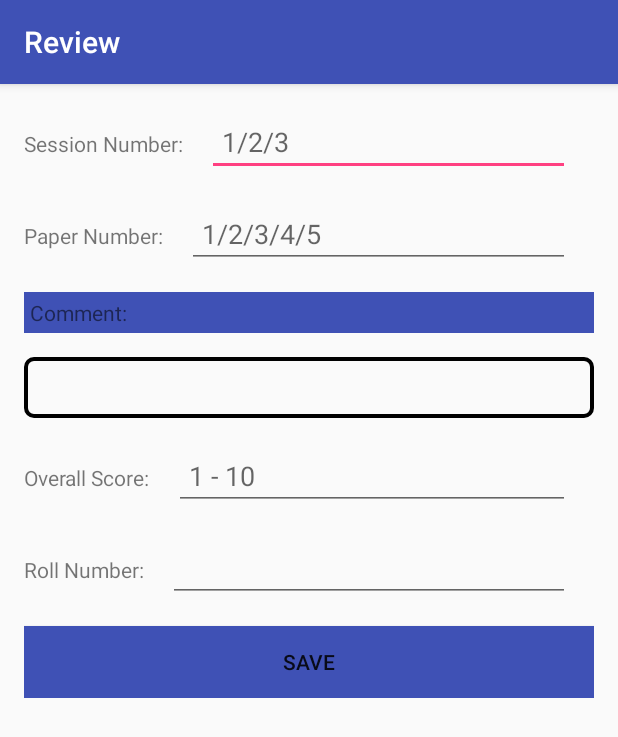
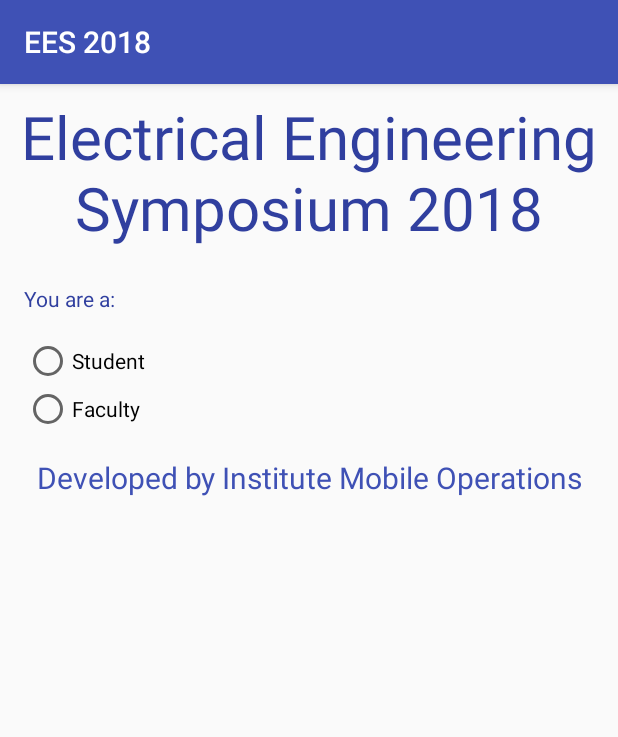
Before and after one commit to omkarpatil18/Review, an Android app: the screen it shows after launch (MainActivity before the commit, SplashActivity after it), on a phone screen of 412 x 824 dp. Shown: the top 737 px of the screen. Run offline under Robolectric (Android 15) with nearby library versions, the phone set to English and light mode, and no system bars.

Commit message:
basic changes

```diff
--- a/app/src/main/AndroidManifest.xml
+++ b/app/src/main/AndroidManifest.xml
@@ -13,6 +13,11 @@
         <activity
             android:name=".MainActivity"
             android:label="@string/app_name">
+        </activity>
+
+        <activity
+            android:name=".SplashActivity"
+            android:label="@string/app_name">
             <intent-filter>
                 <action android:name="android.intent.action.MAIN" />
 
--- a/app/src/main/java/in/co/op45/review/MainActivity.java
+++ b/app/src/main/java/in/co/op45/review/MainActivity.java
@@ -2,32 +2,21 @@ package in.co.op45.review;
 
 import android.app.ProgressDialog;
 import android.content.Context;
-import android.content.Intent;
 import android.content.SharedPreferences;
 import android.os.Bundle;
-import android.support.annotation.NonNull;
-import android.support.design.widget.BottomNavigationView;
 import android.support.design.widget.Snackbar;
 import android.support.v4.widget.NestedScrollView;
 import android.support.v7.app.AppCompatActivity;
-import android.text.method.ScrollingMovementMethod;
 import android.util.JsonReader;
 import android.util.Log;
-import android.view.MenuItem;
 import android.view.View;
 import android.widget.Button;
 import android.widget.EditText;
-import android.widget.Scroller;
-import android.widget.TextView;
-import android.widget.Toast;
 
 import com.android.volley.Request;
 import com.android.volley.Response;
 import com.android.volley.VolleyError;
 import com.android.volley.toolbox.StringRequest;
-
-import org.json.JSONException;
-import org.json.JSONObject;
 
 import java.io.ByteArrayInputStream;
 import java.io.IOException;
@@ -35,29 +24,20 @@ import java.io.InputStream;
 import java.io.InputStreamReader;
 import java.io.UnsupportedEncodingException;
 import java.nio.charset.Charset;
-import java.text.SimpleDateFormat;
-import java.util.Date;
 import java.util.HashMap;
 import java.util.Map;
 
 public class MainActivity extends AppCompatActivity implements View.OnClickListener{
 
+    SharedPreferences sharedPref;
+    String url = "https://students.iitm.ac.in/studentsapp/put_review.php";
     private EditText et_session;
     private EditText et_paper;
-    private EditText et_comment;
     private EditText et_score;
-    private EditText et_rollno;
     private Button bn_save;
     private InputStream stream;
     private NestedScrollView scrollview;
     private ProgressDialog dialog;
-
-
-
-    SharedPreferences sharedPref;
-
-
-    String url = "https://students.iitm.ac.in/studentsapp/put_review.php";
 
     @Override
     protected void onCreate(Bundle savedInstanceState) {
@@ -68,9 +48,7 @@ public class MainActivity extends AppCompatActivity implements View.OnClickListe
 
         et_session = findViewById(R.id.session);
         et_paper =  findViewById(R.id.paper);
-        et_comment =  findViewById(R.id.comment);
         et_score = findViewById(R.id.score);
-        et_rollno =  findViewById(R.id.rollno);
         bn_save= findViewById(R.id.save);
         scrollview = findViewById(R.id.scroll);
 
@@ -92,11 +70,9 @@ public class MainActivity extends AppCompatActivity implements View.OnClickListe
 
         final String session = et_session.getText().toString();
         final String paper = et_paper.getText().toString();
-        final String comment = et_comment.getText().toString();
         final String score = et_score.getText().toString();
-        final String rollno = et_rollno.getText().toString();
 
-        if (session.equals("") || paper.equals("")|| comment.equals("")|| score.equals("")|| rollno.equals("")) makeSnackbar("Empty field");
+        if (session.equals("") || paper.equals("") || score.equals("")) makeSnackbar("Empty field");
         else if (!(Integer.parseInt(session)==1 || Integer.parseInt(session)==2 || Integer.parseInt(session)==3))  makeSnackbar("Incorrect session number");
         else if (!(Integer.parseInt(paper)>0 && Integer.parseInt(paper)<6))  makeSnackbar("Incorrect paper number");
         else if (!(Integer.parseInt(score)>0 && Integer.parseInt(score)<11))  makeSnackbar("Overall score should be between 1 and 10");
@@ -130,9 +106,7 @@ public class MainActivity extends AppCompatActivity implements View.OnClickListe
                                 String status = reader.nextString();
                                 if (status.equals("1")) {
                                     makeSnackbar("Review saved");
-                                    et_comment.setText("");
                                     et_paper.setText("");
-                                    et_rollno.setText("");
                                     et_score.setText("");
                                     et_session.setText("");
 
@@ -186,13 +160,15 @@ public class MainActivity extends AppCompatActivity implements View.OnClickListe
             }) {
                 @Override
                 protected Map<String, String> getParams() {
+
+                    SharedPreferences sharedPref = MainActivity.this.getPreferences(Context.MODE_PRIVATE);
+                    int type = sharedPref.getInt(getString(R.string.type), 0);
                     Map<String, String> params = new HashMap<>();
 
                     params.put("SESSION", session);
                     params.put("PAPER", paper);
-                    params.put("ROLL_NO", rollno);
-                    params.put("COMMENT", comment);
                     params.put("SCORE", score);
+                    params.put("TYPE", "" + type);
                     return params;
                 }
             };
--- /dev/null
+++ b/app/src/main/java/in/co/op45/review/SplashActivity.java
@@ -0,0 +1,59 @@
+package in.co.op45.review;
+
+import android.content.Context;
+import android.content.Intent;
+import android.content.SharedPreferences;
+import android.os.Bundle;
+import android.support.v7.app.AppCompatActivity;
+import android.view.View;
+import android.widget.RadioButton;
+
+/**
+ * Created by DELL on 2/22/2018.
+ */
+
+public class SplashActivity extends AppCompatActivity {
+
+    private SharedPreferences sharedPref;
+
+    @Override
+    protected void onCreate(Bundle savedInstanceState) {
+        super.onCreate(savedInstanceState);
+        setContentView(R.layout.activity_splash);
+        sharedPref = this.getPreferences(Context.MODE_PRIVATE);
+        int type = sharedPref.getInt(getString(R.string.type), -1);
+        if (type != -1) {
+            Intent intent = new Intent(this, MainActivity.class);
+            startActivity(intent);
+        }
+    }
+
+    public void onRadioButtonClicked(View view) {
+        // Is the button now checked?
+        boolean checked = ((RadioButton) view).isChecked();
+        SharedPreferences.Editor editor = sharedPref.edit();
+
+        // Check which radio button was clicked
+        switch (view.getId()) {
+            case R.id.radio_faculty:
+                if (checked) {
+                    // Pirates are the best
+                    editor.putInt(getString(R.string.type), 1);
+                    editor.apply();
+                    Intent intent = new Intent(this, MainActivity.class);
+                    startActivity(intent);
+                    break;
+                }
+
+            case R.id.radio_student:
+                if (checked) {
+                    // Ninjas rule
+                    editor.putInt(getString(R.string.type), 0);
+                    editor.apply();
+                    Intent intent = new Intent(this, MainActivity.class);
+                    startActivity(intent);
+                    break;
+                }
+        }
+    }
+}
--- a/app/src/main/res/layout/activity_main.xml
+++ b/app/src/main/res/layout/activity_main.xml
@@ -1,21 +1,21 @@
 <?xml version="1.0" encoding="utf-8"?>
-<android.support.v4.widget.NestedScrollView android:layout_height="wrap_content"
-    xmlns:android="http://schemas.android.com/apk/res/android"
+<android.support.v4.widget.NestedScrollView xmlns:android="http://schemas.android.com/apk/res/android"
     xmlns:tools="http://schemas.android.com/tools"
+    android:id="@+id/scroll"
     android:layout_width="match_parent"
-    android:id="@+id/scroll"
+    android:layout_height="wrap_content"
     android:scrollbarStyle="outsideOverlay">
 
     <LinearLayout xmlns:android="http://schemas.android.com/apk/res/android"
         android:layout_width="match_parent"
         android:layout_height="wrap_content"
-        android:orientation="vertical"
+        android:layout_marginBottom="@dimen/activity_bottom_margin"
+        android:layout_marginEnd="@dimen/activity_horizontal_margin"
         android:layout_marginLeft="@dimen/activity_horizontal_margin"
+        android:layout_marginRight="@dimen/activity_horizontal_margin"
         android:layout_marginStart="@dimen/activity_horizontal_margin"
         android:layout_marginTop="@dimen/activity_vertical_margin"
-        android:layout_marginRight="@dimen/activity_horizontal_margin"
-        android:layout_marginEnd="@dimen/activity_horizontal_margin"
-        android:layout_marginBottom="@dimen/activity_bottom_margin"
+        android:orientation="vertical"
         tools:context="in.co.op45.review.MainActivity">
 
         <LinearLayout
@@ -32,16 +32,16 @@
                 android:id="@+id/session"
                 android:layout_width="match_parent"
                 android:layout_height="wrap_content"
+                android:layout_marginEnd="@dimen/activity_horizontal_margin"
+                android:layout_marginLeft="@dimen/activity_horizontal_margin"
+                android:layout_marginRight="@dimen/activity_horizontal_margin"
+                android:layout_marginStart="@dimen/activity_horizontal_margin"
+                android:hint="@string/session_hint"
+                android:inputType="number"
+                android:paddingEnd="10dp"
                 android:paddingLeft="10dp"
+                android:paddingRight="10dp"
                 android:paddingStart="10dp"
-                android:paddingRight="10dp"
-                android:paddingEnd="10dp"
-                android:inputType="number"
-                android:hint="@string/session_hint"
-                android:layout_marginStart="@dimen/activity_horizontal_margin"
-                android:layout_marginLeft="@dimen/activity_horizontal_margin"
-                android:layout_marginEnd="@dimen/activity_horizontal_margin"
-                android:layout_marginRight="@dimen/activity_horizontal_margin"
                 />
 
         </LinearLayout>
@@ -61,36 +61,20 @@
                 android:id="@+id/paper"
                 android:layout_width="match_parent"
                 android:layout_height="wrap_content"
+                android:layout_marginEnd="@dimen/activity_horizontal_margin"
+                android:layout_marginLeft="@dimen/activity_horizontal_margin"
+                android:layout_marginRight="@dimen/activity_horizontal_margin"
+                android:layout_marginStart="@dimen/activity_horizontal_margin"
+                android:hint="@string/paper_hint"
+                android:inputType="number"
+                android:paddingEnd="10dp"
                 android:paddingLeft="10dp"
+                android:paddingRight="10dp"
                 android:paddingStart="10dp"
-                android:paddingRight="10dp"
-                android:paddingEnd="10dp"
-                android:inputType="number"
-                android:hint="@string/paper_hint"
-                android:layout_marginStart="@dimen/activity_horizontal_margin"
-                android:layout_marginLeft="@dimen/activity_horizontal_margin"
-                android:layout_marginEnd="@dimen/activity_horizontal_margin"
-                android:layout_marginRight="@dimen/activity_horizontal_margin"
                 />
 
         </LinearLayout>
 
-        <TextView
-            android:layout_width="match_parent"
-            android:layout_height="wrap_content"
-            android:text="@string/comment"
-            android:background="@color/colorPrimary"
-            android:padding="4dp"
-            android:layout_marginTop="@dimen/activity_vertical_margin"/>
-
-        <EditText
-            android:id="@+id/comment"
-            android:layout_width="match_parent"
-            android:layout_height="wrap_content"
-            android:inputType="textCapSentences|textMultiLine"
-            android:padding="8dp"
-            android:background="@drawable/textinputborder"
-            android:layout_marginTop="@dimen/activity_vertical_margin"/>
 
         <LinearLayout
         android:layout_width="match_parent"
@@ -107,55 +91,28 @@
                 android:id="@+id/score"
                 android:layout_width="match_parent"
                 android:layout_height="wrap_content"
+                android:layout_marginEnd="@dimen/activity_horizontal_margin"
+                android:layout_marginLeft="@dimen/activity_horizontal_margin"
+                android:layout_marginRight="@dimen/activity_horizontal_margin"
+                android:layout_marginStart="@dimen/activity_horizontal_margin"
+                android:hint="@string/score_hint"
+                android:inputType="number"
+                android:paddingEnd="10dp"
                 android:paddingLeft="10dp"
+                android:paddingRight="10dp"
                 android:paddingStart="10dp"
-                android:paddingRight="10dp"
-                android:paddingEnd="10dp"
-                android:inputType="number"
-                android:hint="@string/score_hint"
-                android:layout_marginStart="@dimen/activity_horizontal_margin"
-                android:layout_marginLeft="@dimen/activity_horizontal_margin"
-                android:layout_marginEnd="@dimen/activity_horizontal_margin"
-                android:layout_marginRight="@dimen/activity_horizontal_margin"
                 />
 
         </LinearLayout>
 
-        <LinearLayout
-            android:layout_width="match_parent"
-            android:layout_height="wrap_content"
-            android:layout_marginTop="@dimen/activity_vertical_margin"
-            android:orientation="horizontal">
-
-            <TextView
-                android:layout_width="wrap_content"
-                android:layout_height="wrap_content"
-                android:text="@string/roll" />
-
-            <EditText
-                android:id="@+id/rollno"
-                android:layout_width="match_parent"
-                android:layout_height="wrap_content"
-                android:paddingLeft="10dp"
-                android:paddingStart="10dp"
-                android:paddingRight="10dp"
-                android:paddingEnd="10dp"
-                android:inputType="textVisiblePassword"
-                android:layout_marginStart="@dimen/activity_horizontal_margin"
-                android:layout_marginLeft="@dimen/activity_horizontal_margin"
-                android:layout_marginEnd="@dimen/activity_horizontal_margin"
-                android:layout_marginRight="@dimen/activity_horizontal_margin"
-                />
-
-        </LinearLayout>
 
         <Button
             android:id="@+id/save"
             android:layout_width="match_parent"
             android:layout_height="wrap_content"
-            android:text="@string/save"
             android:layout_marginTop="@dimen/activity_vertical_margin"
             android:background="@color/colorPrimary"
+            android:text="@string/save"
             />
 
 
--- /dev/null
+++ b/app/src/main/res/layout/activity_splash.xml
@@ -0,0 +1,75 @@
+<?xml version="1.0" encoding="utf-8"?>
+<RelativeLayout xmlns:android="http://schemas.android.com/apk/res/android"
+    android:layout_width="match_parent"
+    android:layout_height="match_parent">
+
+    <TextView
+        android:id="@+id/ees_heading"
+        android:layout_width="match_parent"
+        android:layout_height="wrap_content"
+        android:layout_alignParentLeft="true"
+        android:layout_alignParentStart="true"
+        android:layout_centerHorizontal="true"
+        android:gravity="center"
+        android:padding="8dp"
+        android:text="@string/ees"
+        android:textColor="@color/colorPrimaryDark"
+        android:textSize="40dp" />
+
+    <TextView
+        android:id="@+id/select"
+        android:layout_width="match_parent"
+        android:layout_height="wrap_content"
+        android:layout_below="@id/ees_heading"
+        android:layout_marginEnd="@dimen/activity_horizontal_margin"
+        android:layout_marginLeft="@dimen/activity_horizontal_margin"
+        android:layout_marginRight="@dimen/activity_horizontal_margin"
+        android:layout_marginStart="@dimen/activity_horizontal_margin"
+        android:layout_marginTop="@dimen/activity_vertical_margin"
+        android:text="@string/select"
+        android:textColor="@color/colorPrimaryDark" />
+
+    <RadioGroup xmlns:android="http://schemas.android.com/apk/res/android"
+        android:id="@+id/radio"
+        android:layout_width="fill_parent"
+        android:layout_height="wrap_content"
+        android:layout_below="@id/select"
+        android:layout_marginEnd="@dimen/activity_horizontal_margin"
+        android:layout_marginLeft="@dimen/activity_horizontal_margin"
+        android:layout_marginRight="@dimen/activity_horizontal_margin"
+        android:layout_marginStart="@dimen/activity_horizontal_margin"
+        android:layout_marginTop="@dimen/activity_vertical_margin"
+        android:gravity="left"
+        android:orientation="vertical">
+
+        <RadioButton
+            android:id="@+id/radio_student"
+            android:layout_width="wrap_content"
+            android:layout_height="wrap_content"
+            android:onClick="onRadioButtonClicked"
+            android:text="@string/student" />
+
+        <RadioButton
+            android:id="@+id/radio_faculty"
+            android:layout_width="wrap_content"
+            android:layout_height="wrap_content"
+            android:onClick="onRadioButtonClicked"
+            android:text="@string/faculty" />
+    </RadioGroup>
+
+    <TextView
+        android:layout_width="match_parent"
+        android:layout_height="wrap_content"
+        android:layout_below="@id/radio"
+        android:layout_marginEnd="@dimen/activity_horizontal_margin"
+        android:layout_marginLeft="@dimen/activity_horizontal_margin"
+        android:layout_marginRight="@dimen/activity_horizontal_margin"
+        android:layout_marginStart="@dimen/activity_horizontal_margin"
+        android:layout_marginTop="@dimen/activity_vertical_margin"
+        android:gravity="center"
+        android:text="@string/credits"
+        android:textColor="@color/colorPrimary"
+        android:textSize="20dp" />
+
+
+</RelativeLayout>
```
Also changed, not shown: app/src/main/res/values/strings.xml (+43 -1 lines).
